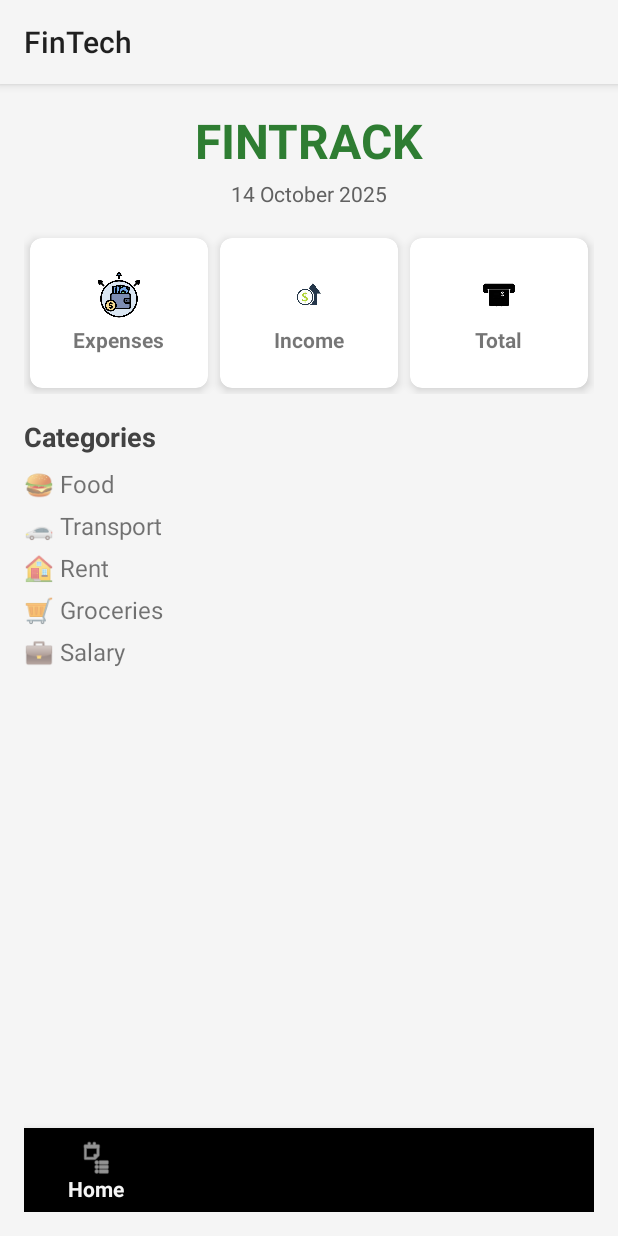
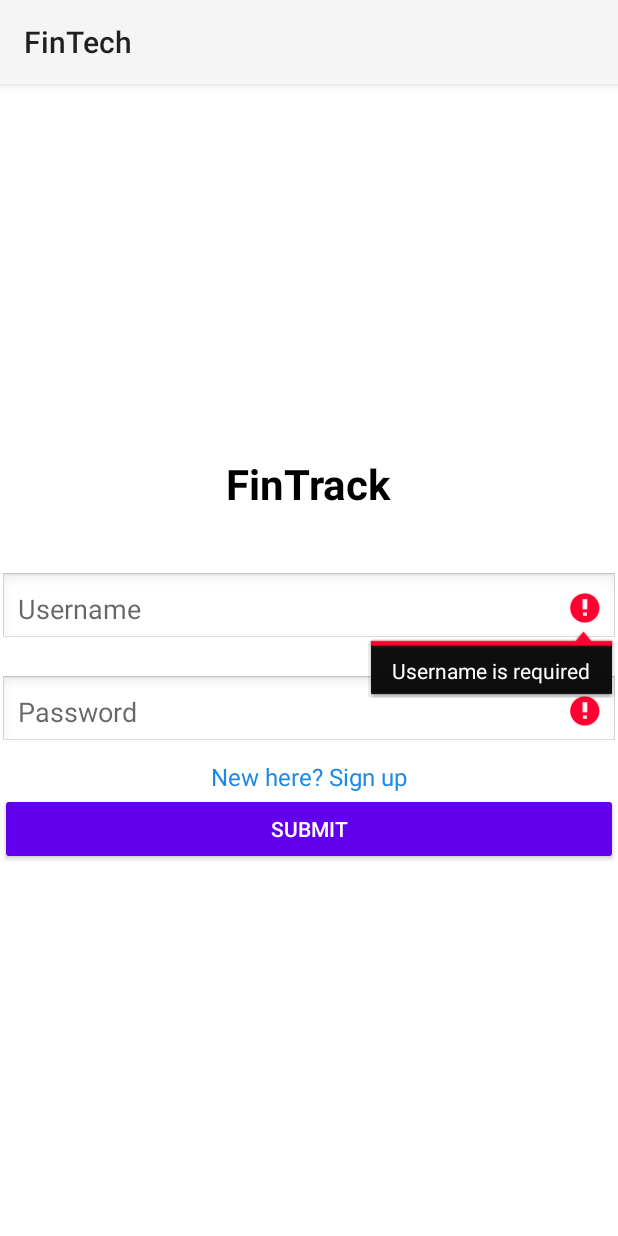
Before and after one commit to Tharun7075/FINTRACK, an Android app: the screen it shows after launch (HomeActivity before the commit, MainActivity after it), after a tap on "SUBMIT", on a phone screen of 412 x 824 dp. Run offline under Robolectric (Android 15) with nearby library versions, the phone set to English and light mode, and no system bars.

Commit message:
Modified Sign in page

```diff
--- a/app/src/main/java/com/example/fintech/MainActivity.java
+++ b/app/src/main/java/com/example/fintech/MainActivity.java
@@ -2,8 +2,12 @@ package com.example.fintech;
 
 import android.content.Intent;
 import android.os.Bundle;
+import android.text.TextUtils;
 import android.widget.Button;
+import android.widget.EditText;
 import android.widget.TextView;
+import android.widget.Toast;
+
 import androidx.activity.EdgeToEdge;
 import androidx.appcompat.app.AppCompatActivity;
 import androidx.core.graphics.Insets;
@@ -12,31 +16,62 @@ import androidx.core.view.WindowInsetsCompat;
 
 public class MainActivity extends AppCompatActivity {
 
+    private EditText usernameField;
+    private EditText passwordField;
+
     @Override
     protected void onCreate(Bundle savedInstanceState) {
         super.onCreate(savedInstanceState);
         EdgeToEdge.enable(this);
         setContentView(R.layout.activity_main);
 
-        // Apply system window insets
+        // Inset handling (status/nav bars)
         ViewCompat.setOnApplyWindowInsetsListener(findViewById(R.id.main), (v, insets) -> {
             Insets systemBars = insets.getInsets(WindowInsetsCompat.Type.systemBars());
             v.setPadding(systemBars.left, systemBars.top, systemBars.right, systemBars.bottom);
             return insets;
         });
 
-        // Navigate to SignupActivity when "Sign up" is clicked
+        // Views
+        usernameField = findViewById(R.id.usernameField);
+        passwordField = findViewById(R.id.passwordField);
         TextView signUpPrompt = findViewById(R.id.signUpPrompt);
+        Button loginButton = findViewById(R.id.loginButton);
+
+        // "Sign up" navigation
         signUpPrompt.setOnClickListener(v -> {
             Intent intent = new Intent(MainActivity.this, SignupActivity.class);
             startActivity(intent);
         });
 
-        // Navigate to HomeActivity when "Login" button is clicked
-        Button loginButton = findViewById(R.id.loginButton); // Make sure this ID exists in activity_main.xml
+        // Login click
         loginButton.setOnClickListener(v -> {
-            // TODO: Add login validation logic here
+            String username = usernameField.getText().toString().trim();
+            String password = passwordField.getText().toString().trim();
 
+            boolean hasError = false;
+
+            if (TextUtils.isEmpty(username)) {
+                usernameField.setError("Username is required");
+                hasError = true;
+            } else {
+                usernameField.setError(null);
+            }
+
+            if (TextUtils.isEmpty(password)) {
+                passwordField.setError("Password is required");
+                hasError = true;
+            } else {
+                passwordField.setError(null);
+            }
+
+            if (hasError) {
+                Toast.makeText(MainActivity.this, "Please enter both username and password", Toast.LENGTH_SHORT).show();
+                return; // ⟵ prevents navigation
+            }
+
+            // TODO: Replace with your real authentication
+            // If validation passes, navigate to Home
             Intent intent = new Intent(MainActivity.this, HomeActivity.class);
             startActivity(intent);
             finish();
```
Also changed, not shown: 1 other file.
